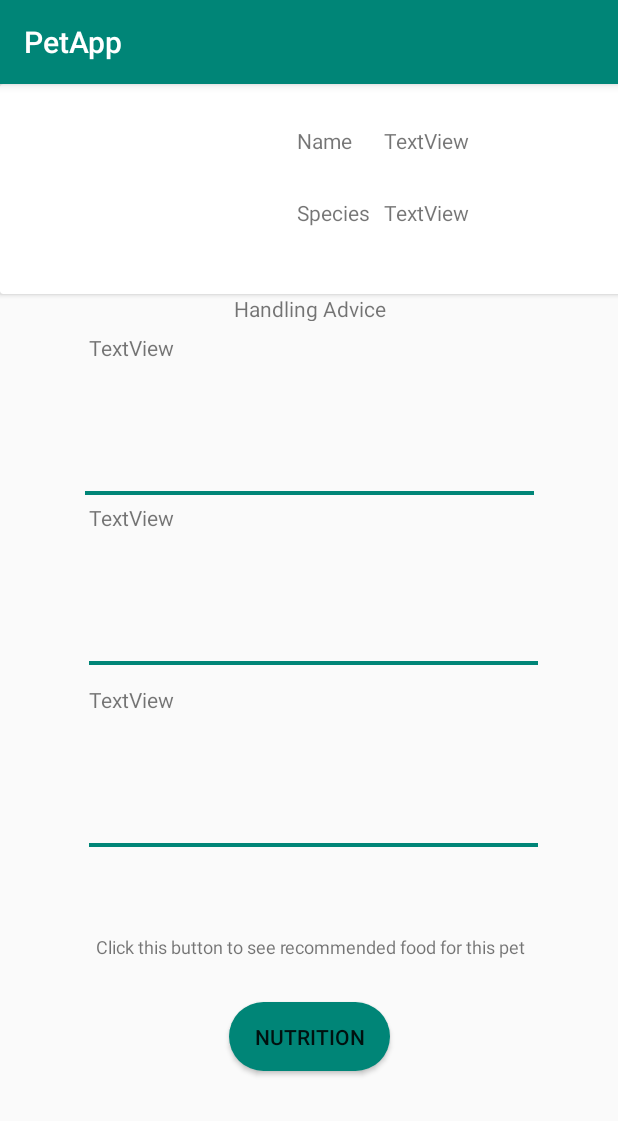
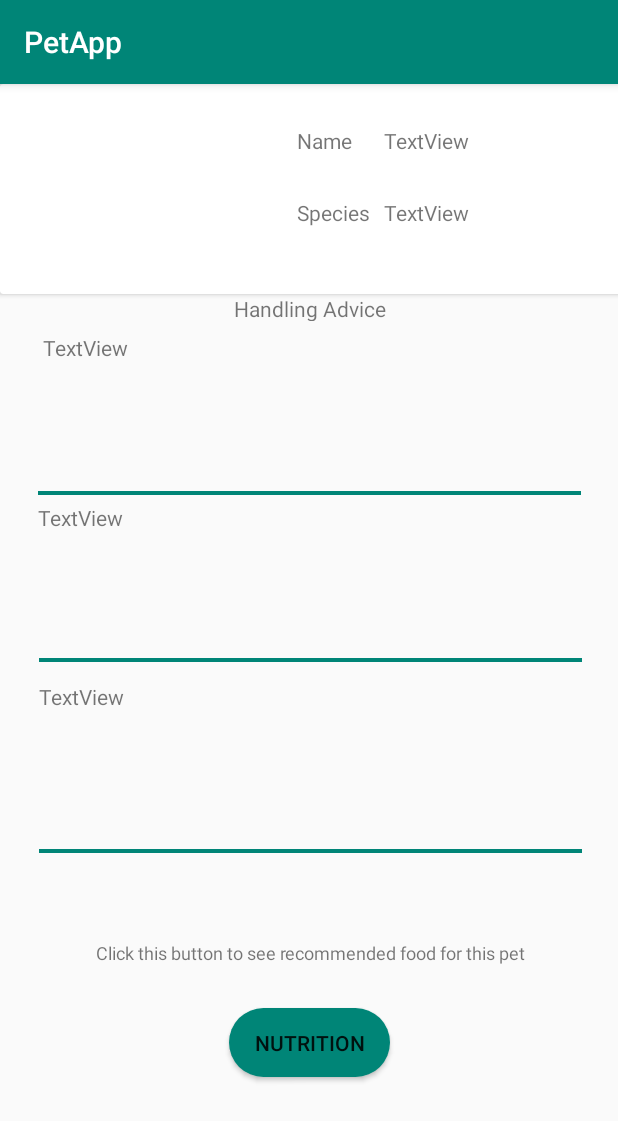
Before and after one commit to UP915469/PetApp, an Android app: the PetDetails screen opened directly, with no data from a screen before it, on a phone screen of 412 x 824 dp. Shown: the top 1121 px of the screen. Run offline under Robolectric (Android 15) with nearby library versions, the phone set to English and light mode, and no system bars; our stand-ins replace Room's generated code; 9 statements that could not run were skipped.

Commit message:
Database intialiser fully functional and changed layouts to better contain the amount of text shown.

```diff
--- a/app/src/main/res/layout/activity_pet_details.xml
+++ b/app/src/main/res/layout/activity_pet_details.xml
@@ -99,7 +99,7 @@
 
     <TextView
         android:id="@+id/care_comment_1"
-        android:layout_width="299dp"
+        android:layout_width="358dp"
         android:layout_height="105dp"
         android:layout_marginTop="8dp"
         android:text="TextView"
@@ -110,8 +110,8 @@
 
     <TextView
         android:id="@+id/care_comment_2"
-        android:layout_width="299dp"
-        android:layout_height="105dp"
+        android:layout_width="363dp"
+        android:layout_height="103dp"
         android:layout_marginTop="8dp"
         android:text="TextView"
         app:layout_constraintEnd_toEndOf="parent"
@@ -121,8 +121,8 @@
 
     <TextView
         android:id="@+id/care_comment_3"
-        android:layout_width="299dp"
-        android:layout_height="105dp"
+        android:layout_width="362dp"
+        android:layout_height="111dp"
         android:layout_marginTop="16dp"
         android:text="TextView"
         app:layout_constraintEnd_toEndOf="parent"
@@ -143,7 +143,7 @@
 
     <ImageView
         android:id="@+id/imageView"
-        android:layout_width="299dp"
+        android:layout_width="362dp"
         android:layout_height="2.5dp"
         app:layout_constraintEnd_toEndOf="parent"
         app:layout_constraintHorizontal_bias="0.526"
@@ -153,7 +153,7 @@
 
     <ImageView
         android:id="@+id/imageView3"
-        android:layout_width="299dp"
+        android:layout_width="362dp"
         android:layout_height="2.5dp"
         app:layout_constraintEnd_toEndOf="parent"
         app:layout_constraintStart_toStartOf="parent"
@@ -162,7 +162,7 @@
 
     <ImageView
         android:id="@+id/imageView2"
-        android:layout_width="299dp"
+        android:layout_width="362dp"
         android:layout_height="2.5dp"
         app:layout_constraintEnd_toEndOf="parent"
         app:layout_constraintHorizontal_bias="0.526"
```
Also changed, not shown: app/src/main/java/com/example/petapp/DBHelper.java (+38 -4 lines), app/src/main/java/com/example/petapp/MainActivity.java (+36 -4 lines), app/src/main/java/com/example/petapp/PetList.java (+0 -14 lines), app/src/main/java/com/example/petapp/PetNutrition.java (+0 -8 lines), app/src/main/java/com/example/petapp/StoreLocator.java (+7 -4 lines), app/src/main/res/values/strings.xml (+6 -1 lines).
